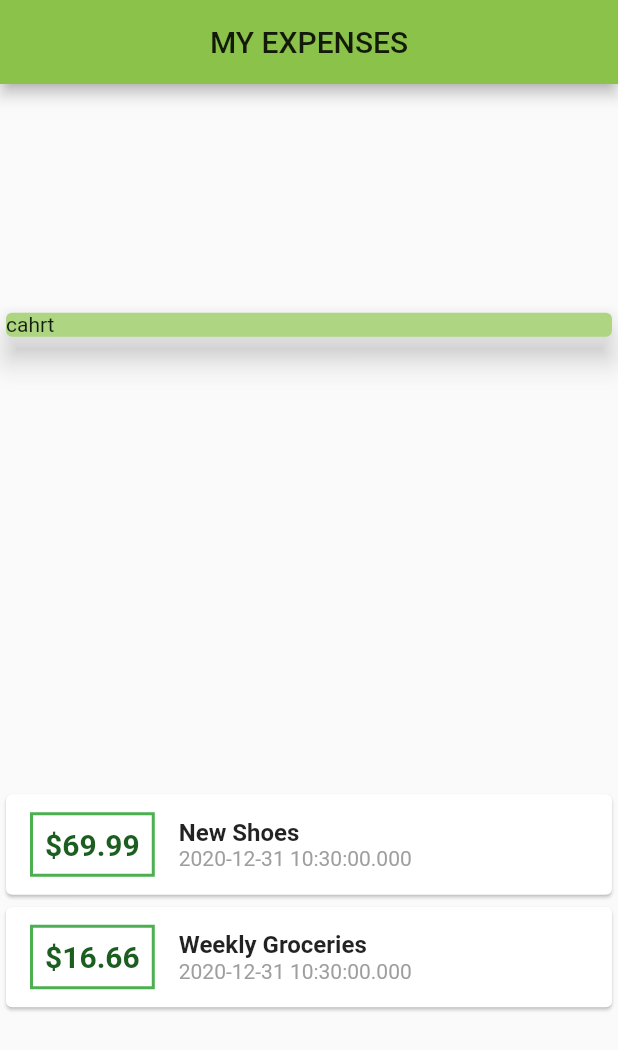
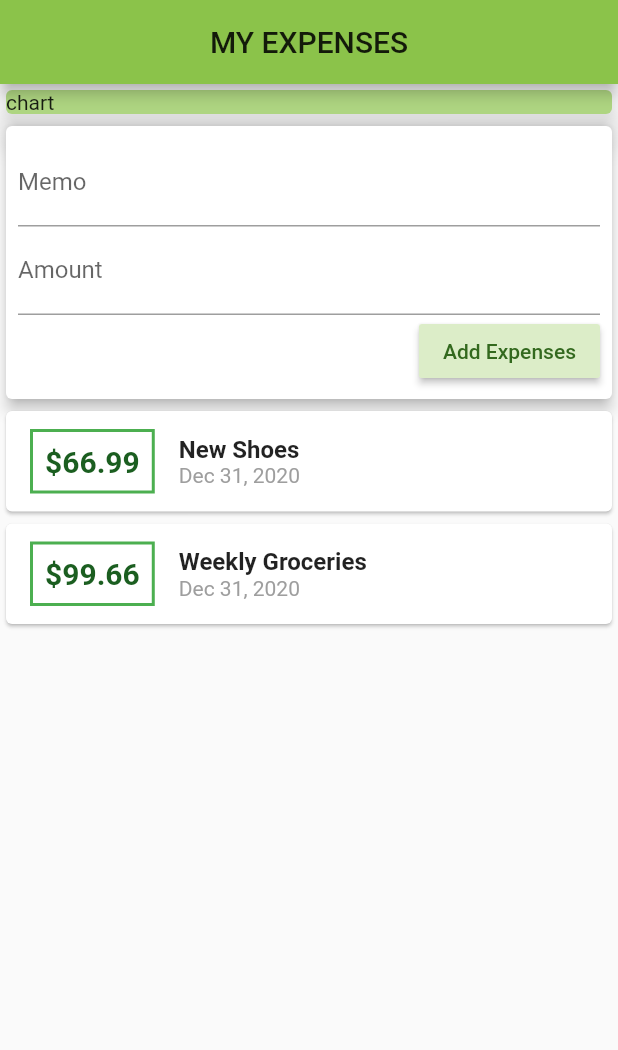
Before and after one commit to RYgithub1/fdtcg_expenses, a Flutter app: the screen it shows after launch, on a phone screen of 412 x 824 dp. Shown: the top 1050 px of the screen. Run offline on Flutter 3.47's test engine with Material 2 defaults, Android fonts, the light colour scheme and no system bars.

Commit message:
Add intl/DataFormat and TextField

```diff
--- a/lib/main.dart
+++ b/lib/main.dart
@@ -1,5 +1,6 @@
 import 'package:fdtcg_expenses/transaction.dart';
 import 'package:flutter/material.dart';
+import 'package:intl/intl.dart';
 
 
 void main() {runApp(MyApp());}
@@ -22,8 +23,8 @@ class MyApp extends StatelessWidget {
 class MyHomePage extends StatelessWidget {
 
   final List<Transaction> transactionList = [
-    Transaction(id: "t1", title: "New Shoes", amount: 69.99, date: DateTime.now()),
-    Transaction(id: "t2", title: "Weekly Groceries", amount: 16.66, date: DateTime.now()),
+    Transaction(id: "t1", title: "New Shoes", amount: 66.99, date: DateTime.now()),
+    Transaction(id: "t2", title: "Weekly Groceries", amount: 99.66, date: DateTime.now()),
   ];
 
   @override
@@ -34,7 +35,7 @@ class MyHomePage extends StatelessWidget {
         centerTitle: true,
       ),
       body: Column(
-        mainAxisAlignment: MainAxisAlignment.spaceAround,
+        // mainAxisAlignment: MainAxisAlignment.spaceAround,
         crossAxisAlignment: CrossAxisAlignment.stretch,
         children: <Widget>[
           Container(
@@ -42,9 +43,29 @@ class MyHomePage extends StatelessWidget {
             child: Card(
               elevation: 8,
               color: Colors.lightGreen[300],
-              child: Text("cahrt"),
+              child: Text("chart"),
             ),
           ),
+          Card(
+            elevation: 4,
+            child: Container(
+              padding: EdgeInsets.all(8),
+              child: Column(
+                crossAxisAlignment: CrossAxisAlignment.end,
+                children: <Widget>[
+                  TextField(decoration: InputDecoration(labelText: "Memo")),
+                  TextField(decoration: InputDecoration(labelText: "Amount")),
+                  RaisedButton(
+                    color: Colors.lightGreen[100],
+                    textColor: Colors.lightGreen[900],
+                    child: Text("Add Expenses"),
+                    onPressed: (){},
+                  ),
+                ],
+              ),
+            ),
+          ),
+
           Column(
             children: transactionList
                 .map((tx) {
@@ -59,9 +80,7 @@ class MyHomePage extends StatelessWidget {
                               ),
                               child: Text(
                                   // tx.amount.toString(),
-                                  // "A: $tx" + tx.amount.toString(),
-                                  // "A: ${tx.amount}",
-                                  "\$${tx.amount}",
+                                  "\$${tx.amount}",   /// [\$]
                                   style: TextStyle(
                                       fontWeight: FontWeight.bold,
                                       fontSize: 20,
@@ -77,7 +96,9 @@ class MyHomePage extends StatelessWidget {
                                       style: TextStyle(fontSize: 16, fontWeight: FontWeight.bold),
                                   ),
                                   Text(
-                                      tx.date.toString(),
+                                      // tx.date.toString(),
+                                      // DateFormat("yyyy/MM/dd").format(tx.date),
+                                      DateFormat.yMMMd().format(tx.date),
                                       style: TextStyle(color: Colors.grey),
                                   ),
                               ],
--- a/pubspec.yaml
+++ b/pubspec.yaml
@@ -10,6 +10,7 @@ dependencies:
   flutter:
     sdk: flutter
   cupertino_icons: ^1.0.2
+  intl: ^0.16.1
 
 
 dev_dependencies:
```
Also changed, not shown: pubspec.lock.
